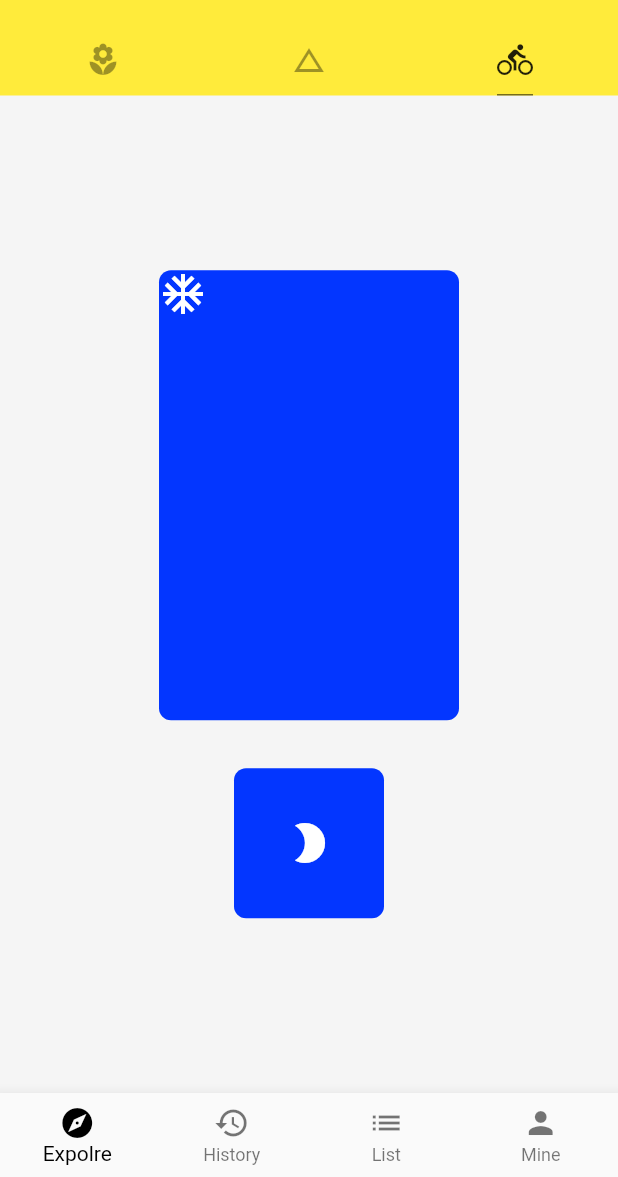
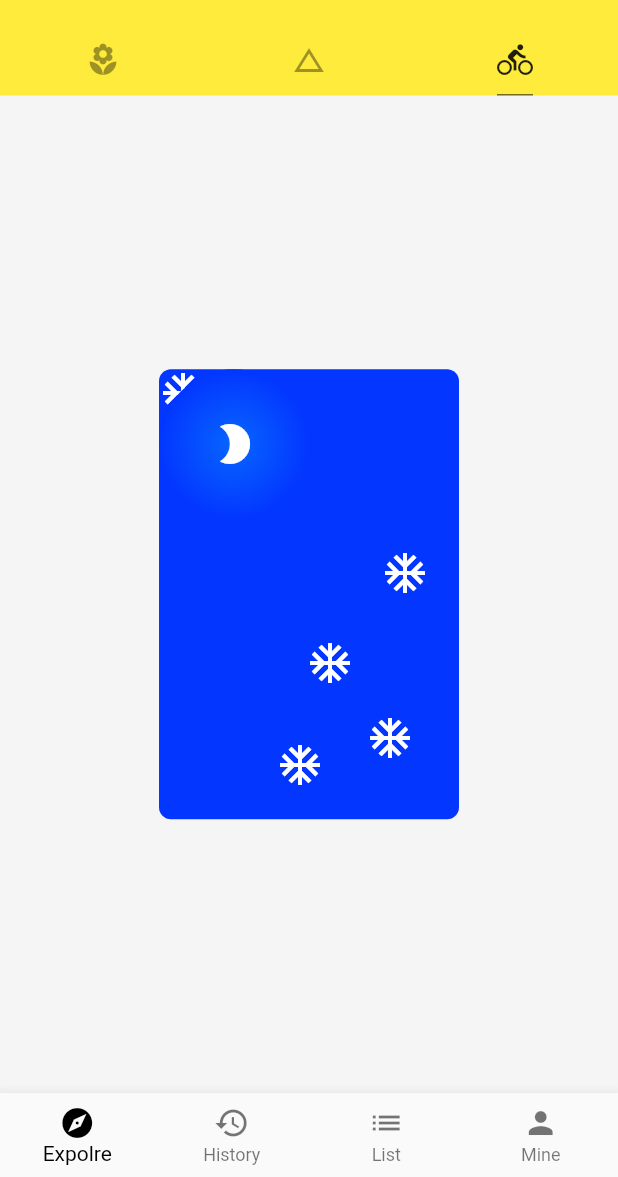
Before and after one commit to XYXiaoYuan/flutter_study, a Flutter app: the screen it shows after launch, tab 3 chosen, on a phone screen of 412 x 824 dp, the part 59-1236 px from its top. Run offline on Flutter 3.47's test engine with Material 2 defaults, Android fonts, the phone set to English and light mode, and no system bars; network calls fail.

Commit message:
Stack：一摞小部件

```diff
--- a/flutter_study/lib/demo/layout_demo.dart
+++ b/flutter_study/lib/demo/layout_demo.dart
@@ -6,6 +6,9 @@ class LayoutDemo extends StatelessWidget {
     return Container(
       child: Column(
         mainAxisAlignment: MainAxisAlignment.center,
+        children: <Widget>[
+          Stack(
+            alignment: Alignment.topLeft,
             children: <Widget>[
               SizedBox(
                   width: 200.0,
@@ -26,10 +29,38 @@ class LayoutDemo extends StatelessWidget {
                   child: Container(
                     decoration: BoxDecoration(
                       color: Color.fromRGBO(3, 54, 255, 1.0),
-                borderRadius: BorderRadius.circular(8.0)
+                      shape: BoxShape.circle,
+                      gradient: RadialGradient(
+                        colors: [
+                          Color.fromRGBO(7, 102, 255, 1.0),
+                          Color.fromRGBO(3, 54, 255, 1.0)
+                        ]
+                      ),
                     ),
                   child: Icon(Icons.brightness_2, color: Colors.white, size: 32.0)
                 )
+              ),
+              Positioned(
+                right: 20.0,
+                top: 120.0,
+                child: Icon(Icons.ac_unit, color: Colors.white, size: 32.0)
+              ),
+              Positioned(
+                right: 70.0,
+                top: 180.0,
+                child: Icon(Icons.ac_unit, color: Colors.white, size: 32.0)
+              ),
+              Positioned(
+                right: 30.0,
+                top: 230.0,
+                child: Icon(Icons.ac_unit, color: Colors.white, size: 32.0)
+              ),
+              Positioned(
+                right: 90.0,
+                bottom: 20.0,
+                child: Icon(Icons.ac_unit, color: Colors.white, size: 32.0)
+              )
+            ],
           )
         ],
       ),
@@ -41,9 +72,7 @@ class IconBadge extends StatelessWidget {
   final IconData icon;
   final double size;
 
-  IconBadge(this.icon, {
-    this.size = 32.0
-  });
+  IconBadge(this.icon, {this.size = 32.0});
 
   @override
   Widget build(BuildContext context) {
```
Lines whose indentation alone changed are shown as unchanged.
